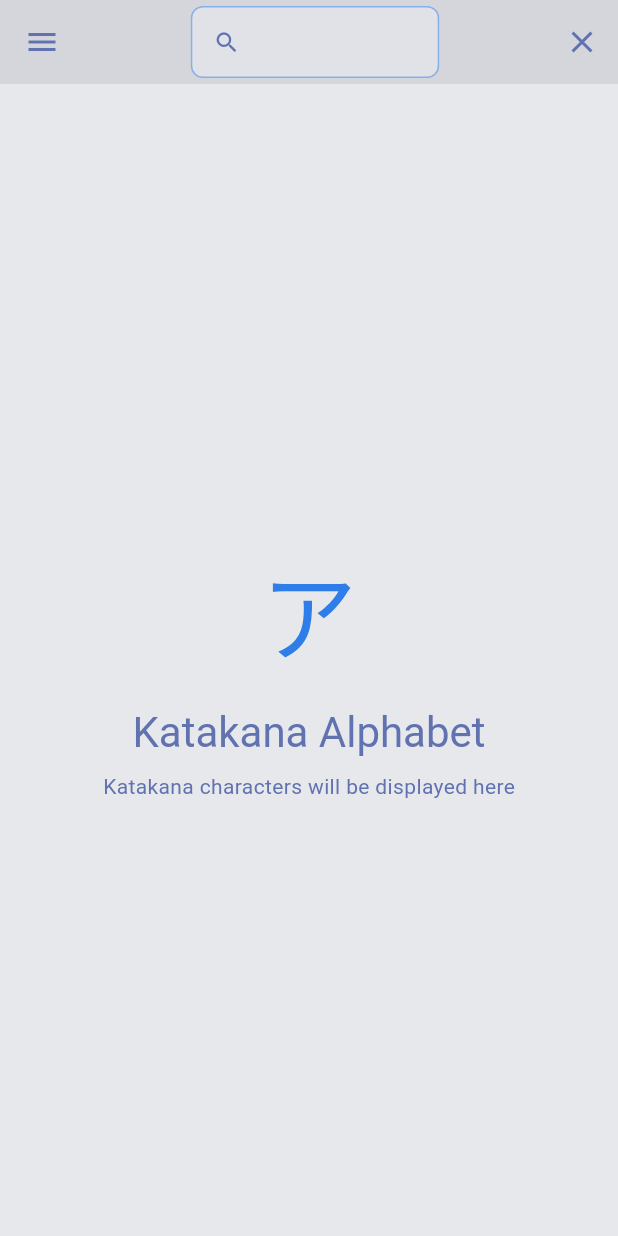
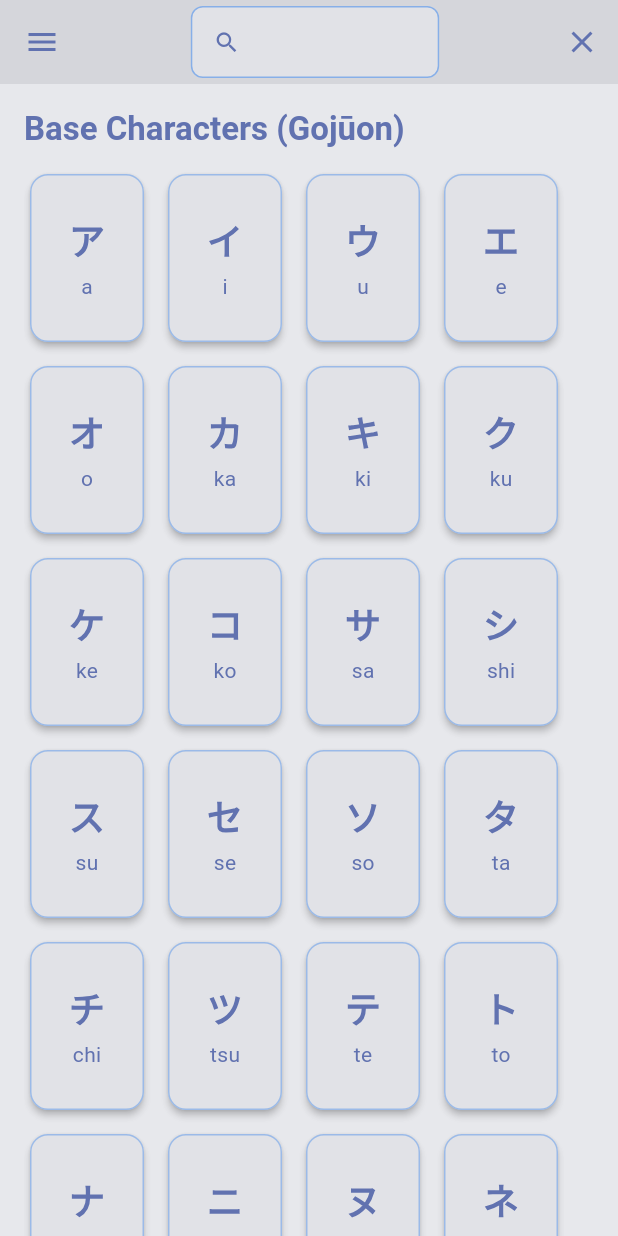
Before and after one commit to spalter/jpn-learning-diary, a Flutter app: the screen it shows after launch, in the side drawer, after a tap on "Katakana", on a phone screen of 412 x 824 dp. Run offline on Flutter 3.47's test engine with Material 3 defaults, Android fonts, the phone set to English and light mode, and no system bars; missing offline and left inert: flutter_acrylic.

Commit message:
Added a Katakana dictionary to the app.

```diff
--- /dev/null
+++ b/lib/data/katakana_data.dart
@@ -0,0 +1,184 @@
+/// Data model for Japanese characters.
+class CharacterData {
+  final String character;
+  final String romanization;
+  final String? description;
+
+  const CharacterData({
+    required this.character,
+    required this.romanization,
+    this.description,
+  });
+}
+
+/// Katakana character data organized by type.
+class KatakanaData {
+  /// Base katakana characters (gojūon).
+  static const List<CharacterData> baseCharacters = [
+    // Vowels
+    CharacterData(character: 'ア', romanization: 'a'),
+    CharacterData(character: 'イ', romanization: 'i'),
+    CharacterData(character: 'ウ', romanization: 'u'),
+    CharacterData(character: 'エ', romanization: 'e'),
+    CharacterData(character: 'オ', romanization: 'o'),
+
+    // K-row
+    CharacterData(character: 'カ', romanization: 'ka'),
+    CharacterData(character: 'キ', romanization: 'ki'),
+    CharacterData(character: 'ク', romanization: 'ku'),
+    CharacterData(character: 'ケ', romanization: 'ke'),
+    CharacterData(character: 'コ', romanization: 'ko'),
+
+    // S-row
+    CharacterData(character: 'サ', romanization: 'sa'),
+    CharacterData(character: 'シ', romanization: 'shi'),
+    CharacterData(character: 'ス', romanization: 'su'),
+    CharacterData(character: 'セ', romanization: 'se'),
+    CharacterData(character: 'ソ', romanization: 'so'),
+
+    // T-row
+    CharacterData(character: 'タ', romanization: 'ta'),
+    CharacterData(character: 'チ', romanization: 'chi'),
+    CharacterData(character: 'ツ', romanization: 'tsu'),
+    CharacterData(character: 'テ', romanization: 'te'),
+    CharacterData(character: 'ト', romanization: 'to'),
+
+    // N-row
+    CharacterData(character: 'ナ', romanization: 'na'),
+    CharacterData(character: 'ニ', romanization: 'ni'),
+    CharacterData(character: 'ヌ', romanization: 'nu'),
+    CharacterData(character: 'ネ', romanization: 'ne'),
+    CharacterData(character: 'ノ', romanization: 'no'),
+
+    // H-row
+    CharacterData(character: 'ハ', romanization: 'ha'),
+    CharacterData(character: 'ヒ', romanization: 'hi'),
+    CharacterData(character: 'フ', romanization: 'fu'),
+    CharacterData(character: 'ヘ', romanization: 'he'),
+    CharacterData(character: 'ホ', romanization: 'ho'),
+
+    // M-row
+    CharacterData(character: 'マ', romanization: 'ma'),
+    CharacterData(character: 'ミ', romanization: 'mi'),
+    CharacterData(character: 'ム', romanization: 'mu'),
+    CharacterData(character: 'メ', romanization: 'me'),
+    CharacterData(character: 'モ', romanization: 'mo'),
+
+    // Y-row
+    CharacterData(character: 'ヤ', romanization: 'ya'),
+    CharacterData(character: 'ユ', romanization: 'yu'),
+    CharacterData(character: 'ヨ', romanization: 'yo'),
+
+    // R-row
+    CharacterData(character: 'ラ', romanization: 'ra'),
+    CharacterData(character: 'リ', romanization: 'ri'),
+    CharacterData(character: 'ル', romanization: 'ru'),
+    CharacterData(character: 'レ', romanization: 're'),
+    CharacterData(character: 'ロ', romanization: 'ro'),
+
+    // W-row
+    CharacterData(character: 'ワ', romanization: 'wa'),
+    CharacterData(character: 'ヲ', romanization: 'wo'),
+
+    // N
+    CharacterData(character: 'ン', romanization: 'n'),
+  ];
+
+  /// Dakuten characters (voiced consonants).
+  static const List<CharacterData> dakutenCharacters = [
+    // G-row
+    CharacterData(character: 'ガ', romanization: 'ga'),
+    CharacterData(character: 'ギ', romanization: 'gi'),
+    CharacterData(character: 'グ', romanization: 'gu'),
+    CharacterData(character: 'ゲ', romanization: 'ge'),
+    CharacterData(character: 'ゴ', romanization: 'go'),
+
+    // Z-row
+    CharacterData(character: 'ザ', romanization: 'za'),
+    CharacterData(character: 'ジ', romanization: 'ji'),
+    CharacterData(character: 'ズ', romanization: 'zu'),
+    CharacterData(character: 'ゼ', romanization: 'ze'),
+    CharacterData(character: 'ゾ', romanization: 'zo'),
+
+    // D-row
+    CharacterData(character: 'ダ', romanization: 'da'),
+    CharacterData(character: 'ヂ', romanization: 'ji'),
+    CharacterData(character: 'ヅ', romanization: 'zu'),
+    CharacterData(character: 'デ', romanization: 'de'),
+    CharacterData(character: 'ド', romanization: 'do'),
+
+    // B-row
+    CharacterData(character: 'バ', romanization: 'ba'),
+    CharacterData(character: 'ビ', romanization: 'bi'),
+    CharacterData(character: 'ブ', romanization: 'bu'),
+    CharacterData(character: 'ベ', romanization: 'be'),
+    CharacterData(character: 'ボ', romanization: 'bo'),
+  ];
+
+  /// Han-dakuten characters (p-sounds).
+  static const List<CharacterData> hanDakutenCharacters = [
+    CharacterData(character: 'パ', romanization: 'pa'),
+    CharacterData(character: 'ピ', romanization: 'pi'),
+    CharacterData(character: 'プ', romanization: 'pu'),
+    CharacterData(character: 'ペ', romanization: 'pe'),
+    CharacterData(character: 'ポ', romanization: 'po'),
+  ];
+
+  /// Combination characters (yōon).
+  static const List<CharacterData> combinations = [
+    // K-combinations
+    CharacterData(character: 'キャ', romanization: 'kya'),
+    CharacterData(character: 'キュ', romanization: 'kyu'),
+    CharacterData(character: 'キョ', romanization: 'kyo'),
+
+    // S-combinations
+    CharacterData(character: 'シャ', romanization: 'sha'),
+    CharacterData(character: 'シュ', romanization: 'shu'),
+    CharacterData(character: 'ショ', romanization: 'sho'),
+
+    // C-combinations
+    CharacterData(character: 'チャ', romanization: 'cha'),
+    CharacterData(character: 'チュ', romanization: 'chu'),
+    CharacterData(character: 'チョ', romanization: 'cho'),
+
+    // N-combinations
+    CharacterData(character: 'ニャ', romanization: 'nya'),
+    CharacterData(character: 'ニュ', romanization: 'nyu'),
+    CharacterData(character: 'ニョ', romanization: 'nyo'),
+
+    // H-combinations
+    CharacterData(character: 'ヒャ', romanization: 'hya'),
+    CharacterData(character: 'ヒュ', romanization: 'hyu'),
+    CharacterData(character: 'ヒョ', romanization: 'hyo'),
+
+    // M-combinations
+    CharacterData(character: 'ミャ', romanization: 'mya'),
+    CharacterData(character: 'ミュ', romanization: 'myu'),
+    CharacterData(character: 'ミョ', romanization: 'myo'),
+
+    // R-combinations
+    CharacterData(character: 'リャ', romanization: 'rya'),
+    CharacterData(character: 'リュ', romanization: 'ryu'),
+    CharacterData(character: 'リョ', romanization: 'ryo'),
+
+    // G-combinations
+    CharacterData(character: 'ギャ', romanization: 'gya'),
+    CharacterData(character: 'ギュ', romanization: 'gyu'),
+    CharacterData(character: 'ギョ', romanization: 'gyo'),
+
+    // J-combinations
+    CharacterData(character: 'ジャ', romanization: 'ja'),
+    CharacterData(character: 'ジュ', romanization: 'ju'),
+    CharacterData(character: 'ジョ', romanization: 'jo'),
+
+    // B-combinations
+    CharacterData(character: 'ビャ', romanization: 'bya'),
+    CharacterData(character: 'ビュ', romanization: 'byu'),
+    CharacterData(character: 'ビョ', romanization: 'byo'),
+
+    // P-combinations
+    CharacterData(character: 'ピャ', romanization: 'pya'),
+    CharacterData(character: 'ピュ', romanization: 'pyu'),
+    CharacterData(character: 'ピョ', romanization: 'pyo'),
+  ];
+}
--- a/lib/screens/katakana_page.dart
+++ b/lib/screens/katakana_page.dart
@@ -1,5 +1,7 @@
 import 'package:flutter/material.dart';
+import 'package:jpn_learning_diary/data/katakana_data.dart';
 import 'package:jpn_learning_diary/widgets/base_layout.dart';
+import 'package:jpn_learning_diary/widgets/character_card.dart';
 
 /// Katakana alphabet learning and practice page.
 ///
@@ -11,30 +13,133 @@ class KatakanaPage extends StatelessWidget {
   @override
   Widget build(BuildContext context) {
     return BaseLayout(
-      child: Center(
+      child: SingleChildScrollView(
         child: Column(
-          mainAxisAlignment: MainAxisAlignment.center,
+          crossAxisAlignment: CrossAxisAlignment.start,
           children: [
-            Text(
-              'ア',
-              style: TextStyle(
-                fontSize: 64,
-                color: Theme.of(context).colorScheme.primary,
-              ),
+            // Base Characters Section
+            _buildSection(
+              context,
+              title: 'Base Characters (Gojūon)',
+              characters: KatakanaData.baseCharacters,
             ),
-            const SizedBox(height: 16),
-            Text(
-              'Katakana Alphabet',
-              style: Theme.of(context).textTheme.headlineMedium,
+            const SizedBox(height: 32),
+
+            // Dakuten Section
+            _buildSection(
+              context,
+              title: 'Dakuten (゛)',
+              characters: KatakanaData.dakutenCharacters,
             ),
-            const SizedBox(height: 8),
-            Text(
-              'Katakana characters will be displayed here',
-              style: Theme.of(context).textTheme.bodyMedium,
+            const SizedBox(height: 32),
+
+            // Han-dakuten Section
+            _buildSection(
+              context,
+              title: 'Han-dakuten (゜)',
+              characters: KatakanaData.hanDakutenCharacters,
+            ),
+            const SizedBox(height: 32),
+
+            // Combinations Section
+            _buildSection(
+              context,
+              title: 'Combinations (Yōon)',
+              characters: KatakanaData.combinations,
             ),
           ],
         ),
       ),
     );
   }
+
+  Widget _buildSection(
+    BuildContext context, {
+    required String title,
+    required List<CharacterData> characters,
+  }) {
+    return Column(
+      crossAxisAlignment: CrossAxisAlignment.start,
+      children: [
+        Text(
+          title,
+          style: Theme.of(context).textTheme.titleLarge?.copyWith(
+                fontWeight: FontWeight.bold,
+              ),
+        ),
+        const SizedBox(height: 12),
+        LayoutBuilder(
+          builder: (context, constraints) {
+            // Calculate responsive card size
+            // Base size: 70x100, Max size: 84x120 (20% bigger)
+            final availableWidth = constraints.maxWidth;
+            final spacing = 8.0;
+
+            // Try to fit as many cards as possible, then adjust size
+            int cardsPerRow = (availableWidth / (70 + spacing)).floor();
+            cardsPerRow = cardsPerRow < 1 ? 1 : cardsPerRow;
+
+            // Calculate card width based on available space
+            double cardWidth = (availableWidth - (cardsPerRow - 1) * spacing) / cardsPerRow;
+
+            // Constrain between min (70) and max (84)
+            cardWidth = cardWidth.clamp(70.0, 84.0);
+
+            // Maintain aspect ratio (70:100 = 0.7)
+            double cardHeight = cardWidth / 0.7;
+
+            return Wrap(
+              spacing: spacing,
+              runSpacing: spacing,
+              children: characters.map((char) {
+                return SizedBox(
+                  width: cardWidth,
+                  height: cardHeight,
+                  child: CharacterCard(
+                    character: char.character,
+                    romanization: char.romanization,
+                    onTap: () => _showCharacterDetails(context, char),
+                  ),
+                );
+              }).toList(),
+            );
+          },
+        ),
+      ],
+    );
+  }
+
+  void _showCharacterDetails(BuildContext context, CharacterData character) {
+    showDialog(
+      context: context,
+      builder: (context) => AlertDialog(
+        title: Text(
+          character.character,
+          style: const TextStyle(fontSize: 48),
+          textAlign: TextAlign.center,
+        ),
+        content: Column(
+          mainAxisSize: MainAxisSize.min,
+          children: [
+            Text(
+              'Romanization: ${character.romanization}',
+              style: Theme.of(context).textTheme.titleMedium,
+            ),
+            const SizedBox(height: 16),
+            Text(
+              character.description ?? 'More information coming soon...',
+              style: Theme.of(context).textTheme.bodyMedium,
+              textAlign: TextAlign.center,
+            ),
+          ],
+        ),
+        actions: [
+          TextButton(
+            onPressed: () => Navigator.of(context).pop(),
+            child: const Text('Close'),
+          ),
+        ],
+      ),
+    );
+  }
 }
```
